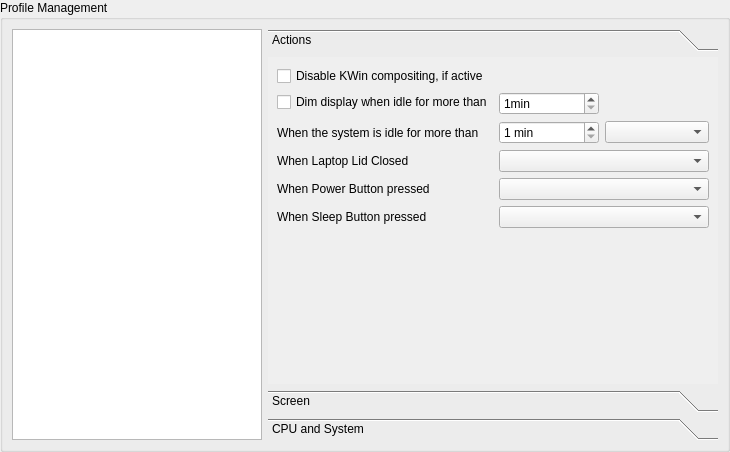
Before: the Qt Designer form kcmodule/profileEditPage.ui in KDE/powerdevil, drawn with Qt 5.
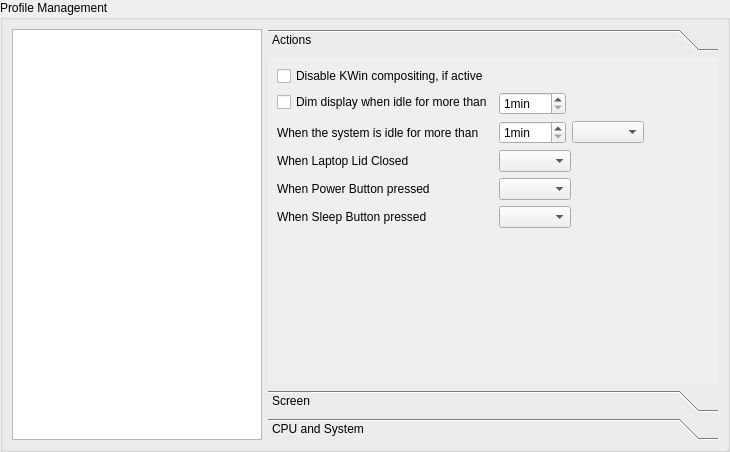
After: the same form once the commit is applied. Custom widgets are drawn as their Qt base class.

Diff of the .ui file:
```diff
--- a/kcmodule/profileEditPage.ui
+++ b/kcmodule/profileEditPage.ui
@@ -50,7 +50,7 @@
               <rect>
                <x>0</x>
                <y>0</y>
-               <width>378</width>
+               <width>358</width>
                <height>316</height>
               </rect>
              </property>
@@ -62,7 +62,7 @@
              </attribute>
              <layout class="QFormLayout" name="formLayout" >
               <property name="fieldGrowthPolicy" >
-               <enum>QFormLayout::AllNonFixedFieldsGrow</enum>
+               <enum>QFormLayout::ExpandingFieldsGrow</enum>
               </property>
               <item row="0" column="0" >
                <widget class="QCheckBox" name="disableCompositing" >
@@ -97,7 +97,7 @@
                 </property>
                 <property name="maximumSize" >
                  <size>
-                  <width>100</width>
+                  <width>16777215</width>
                   <height>16777215</height>
                  </size>
                 </property>
@@ -131,21 +131,9 @@
               <item row="3" column="1" >
                <layout class="QHBoxLayout" name="horizontalLayout_4" >
                 <item>
-                 <widget class="QSpinBox" name="idleTime" >
-                  <property name="maximumSize" >
-                   <size>
-                    <width>100</width>
-                    <height>16777215</height>
-                   </size>
-                  </property>
-                  <property name="whatsThis" >
-                   <string>To prevent data loss or other damage, you can have the system suspend or hibernate, so you do not run accidentally out of battery power. Configure the number of minutes below which the machine will run the configured action.</string>
-                  </property>
+                 <widget class="KIntSpinBox" name="idleTime" >
                   <property name="suffix" >
-                   <string> min</string>
-                  </property>
-                  <property name="prefix" >
-                   <string/>
+                   <string>min</string>
                   </property>
                   <property name="minimum" >
                    <number>1</number>
@@ -159,7 +147,7 @@
                  <widget class="KComboBox" name="idleCombo" >
                   <property name="maximumSize" >
                    <size>
-                    <width>150</width>
+                    <width>16777215</width>
                     <height>16777215</height>
                    </size>
                   </property>
@@ -184,7 +172,7 @@
                <widget class="KComboBox" name="laptopClosedCombo" >
                 <property name="maximumSize" >
                  <size>
-                  <width>250</width>
+                  <width>16777215</width>
                   <height>16777215</height>
                  </size>
                 </property>
@@ -204,7 +192,7 @@
                <widget class="KComboBox" name="powerButtonCombo" >
                 <property name="maximumSize" >
                  <size>
-                  <width>250</width>
+                  <width>16777215</width>
                   <height>16777215</height>
                  </size>
                 </property>
@@ -221,7 +209,7 @@
                <widget class="KComboBox" name="sleepButtonCombo" >
                 <property name="maximumSize" >
                  <size>
-                  <width>250</width>
+                  <width>16777215</width>
                   <height>16777215</height>
                  </size>
                 </property>
```
Left out of the diff: 21 changed lines with no effect on the pictures.
